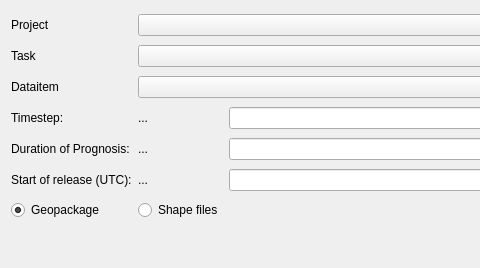
The window that ui/jrodos_dialog_base.ui (rduivenvoorde/jrodos) describes before a commit, drawn with Qt 5; both pictures show x 0 to 480 and y 0 to 268 of the 1037 by 268 pixel window.
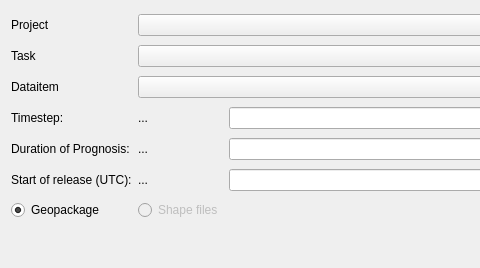
The same window after the commit.

Commit message: Loading sld's from jrodos zip

Patch:
```diff
--- a/ui/jrodos_dialog_base.ui
+++ b/ui/jrodos_dialog_base.ui
@@ -206,6 +206,9 @@
    </item>
    <item row="6" column="1">
     <widget class="QRadioButton" name="rb_shp_output">
+     <property name="enabled">
+      <bool>false</bool>
+     </property>
      <property name="text">
       <string>Shape files</string>
      </property>
```
The commit also changes 2 other files.
